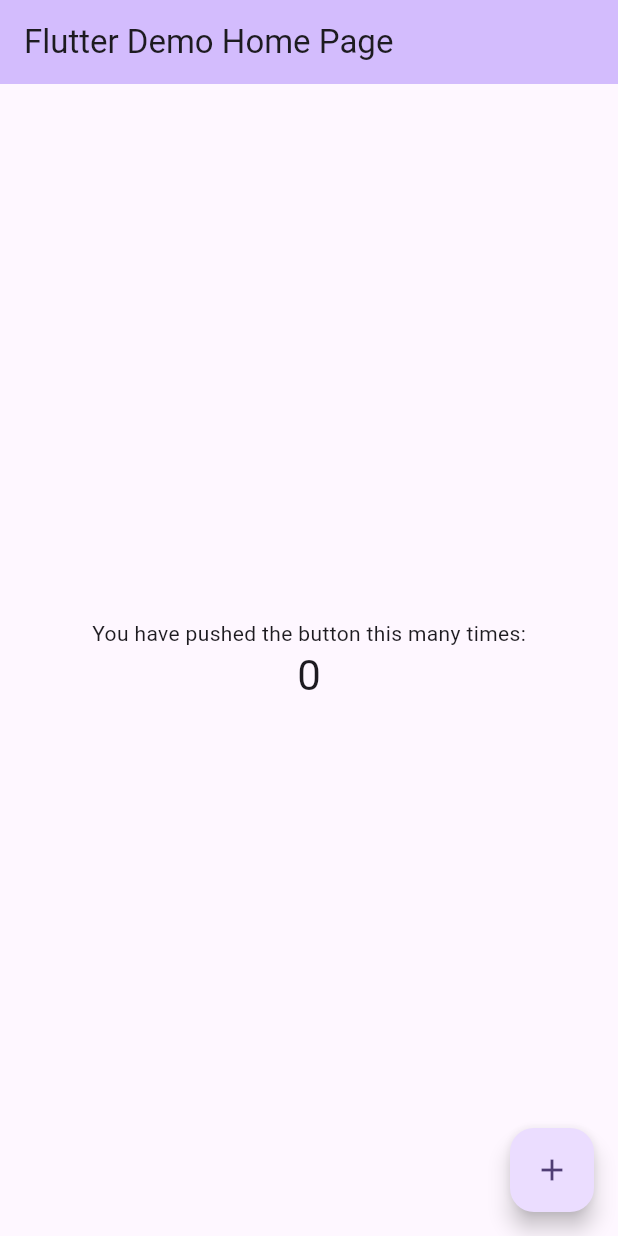
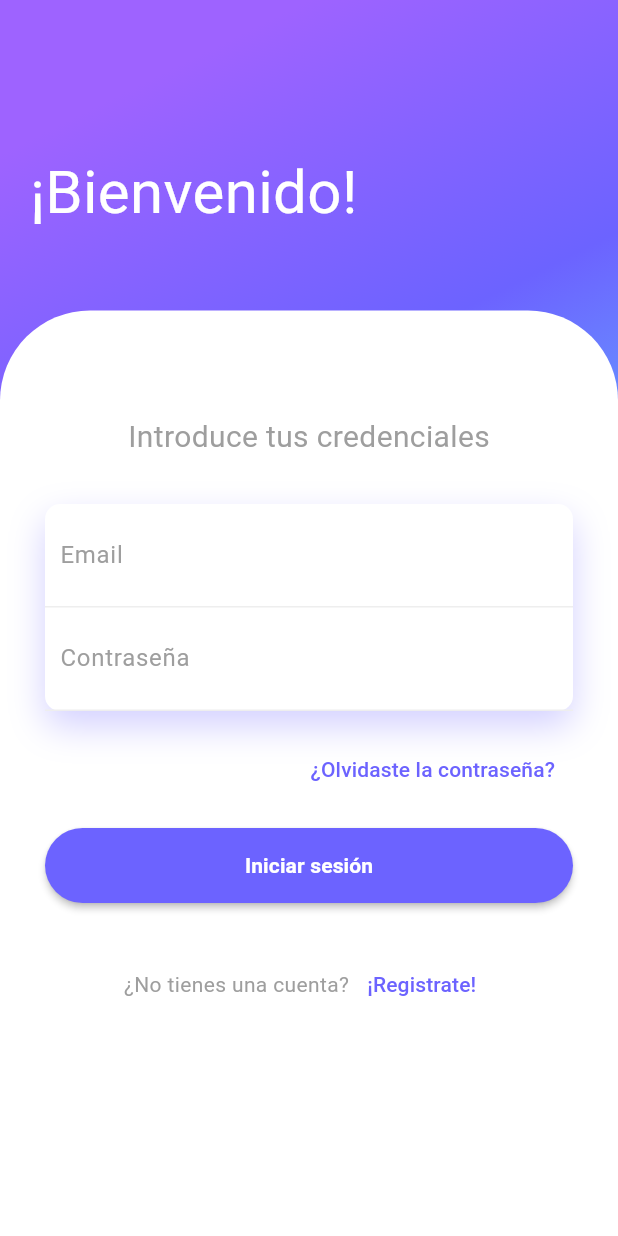
Before and after one commit to cxrlitxs/Examen_pmdm_psp_CarlosCastanedoPerea, a Flutter app: the screen it shows after launch, on a phone screen of 412 x 824 dp. Run offline on Flutter 3.47's test engine with Material 3 defaults, Android fonts, the phone set to English and light mode, and no system bars; our stand-ins replace animate_do, cloud_firestore, firebase_core; accounts and stored records are empty; generated files the repository leaves out were written again.

Commit message:
PMDM: P1) Creación del splash, login, registro, y recuperación de la contraseña con textfiels y botones personalizados.

```diff
--- /dev/null
+++ b/lib/CustomViews/Boton_Personalizado.dart
@@ -0,0 +1,31 @@
+import 'package:flutter/material.dart';
+
+class Boton_Personalizado extends StatelessWidget{
+
+  final Function()? onPressed;
+  final String hintText;
+  final bool colorPrimarios;
+
+  const Boton_Personalizado({super.key, required this.onPressed, required this.hintText, required this.colorPrimarios,});
+
+  @override
+  Widget build(BuildContext context) {
+    // TODO: implement build
+
+    return MaterialButton(
+      onPressed: onPressed,
+      height: 50,
+      color: colorPrimarios
+          ? Color.fromRGBO(108, 99, 255, 1)
+          : Colors.white,
+      shape: RoundedRectangleBorder(
+        borderRadius: BorderRadius.circular(50),
+      ),
+      child: Center(
+        child: colorPrimarios
+            ? Text(hintText, style: TextStyle(color: Colors.white, fontWeight: FontWeight.bold),)
+            : Text(hintText, style: TextStyle(color: Color.fromRGBO(108, 99, 255, 1), fontWeight: FontWeight.bold),),
+    ),
+    );
+  }
+}
--- /dev/null
+++ b/lib/CustomViews/TextFields_Personalizados.dart
@@ -0,0 +1,36 @@
+import 'package:flutter/material.dart';
+
+class TextFields_Personalizados extends StatelessWidget{
+
+  final controller;
+  final String hintText;
+  final bool obscuredText;
+
+  const TextFields_Personalizados ({
+    super.key,
+    required this.controller,
+    required this.hintText,
+    required this.obscuredText,
+  });
+
+  @override
+  Widget build(BuildContext context) {
+    // TODO: implement build
+
+    return Container(
+      padding: EdgeInsets.all(10),
+      decoration: BoxDecoration(
+          border: Border(bottom: BorderSide(color: Colors.grey.shade200))
+      ),
+      child: TextField(
+        controller: controller,
+        obscureText: obscuredText,
+        decoration: InputDecoration(
+            hintText: hintText,
+            hintStyle: TextStyle(color: Colors.grey),
+            border: InputBorder.none
+        ),
+      ),
+    );
+  }
+}
--- /dev/null
+++ b/lib/ExamenCarlos.dart
@@ -0,0 +1,23 @@
+import 'package:examen_pmdm_psp_carlos_castanedo_perea/OnBoarding/CambiarPasswordView.dart';
+import 'package:examen_pmdm_psp_carlos_castanedo_perea/OnBoarding/RegisterView.dart';
+import 'package:examen_pmdm_psp_carlos_castanedo_perea/OnBoarding/SplashView.dart';
+import 'package:flutter/material.dart';
+
+import 'OnBoarding/LoginView.dart';
+
+class ExamenCarlos extends StatelessWidget{
+  @override
+  Widget build(BuildContext context) {
+    // TODO: implement build
+    MaterialApp materialApp = MaterialApp(title: "ExamenCarlos",
+    routes: {
+      '/loginview': (context) => LoginView(),
+      '/registerview': (context) => RegisterView(),
+      '/cambiarpasswordview': (context) => CambiarPasswordView(),
+      '/splashview': (context) => SplashView(),
+    },
+        initialRoute: '/loginview',
+    );
+    return materialApp;
+  }
+}
--- /dev/null
+++ b/lib/OnBoarding/LoginView.dart
@@ -0,0 +1,135 @@
+import 'package:animate_do/animate_do.dart';
+import 'package:examen_pmdm_psp_carlos_castanedo_perea/CustomViews/Boton_Personalizado.dart';
+import 'package:flutter/material.dart';
+import 'package:cloud_firestore/cloud_firestore.dart';
+import '../CustomViews/TextFields_Personalizados.dart';
+
+class LoginView extends StatelessWidget{
+
+  //Constantes
+  FirebaseFirestore db = FirebaseFirestore.instance;
+  final correoController = TextEditingController();
+  final passwordController = TextEditingController();
+
+  @override
+  Widget build(BuildContext context) {
+
+    Container container = Container(
+      height: MediaQuery.of(context).size.height,
+      width: MediaQuery.of(context).size.width,
+      decoration: BoxDecoration(
+          gradient: LinearGradient(
+              begin: Alignment.topCenter,
+              colors: [
+                Color.fromRGBO(158, 99, 255, 1),
+                Color.fromRGBO(108, 99, 255, 1),
+                Color.fromRGBO(99, 190, 255, 1),
+              ]
+          )
+      ),
+      child: Column(
+        crossAxisAlignment: CrossAxisAlignment.start,
+        children: [
+          SizedBox(height: 80,),
+          Padding(
+            padding: EdgeInsets.all(20),
+            child: Column(
+              crossAxisAlignment: CrossAxisAlignment.start,
+              children: [
+                FadeInUp(duration: Duration(milliseconds: 1000), child: Text("¡Bienvenido!", style: TextStyle(color: Colors.white, fontSize: 40),)),
+                SizedBox(height: 10,),
+              ],
+            ),
+          ),
+          SizedBox(height: 20),
+          Expanded(
+            child: Container(
+              decoration: BoxDecoration(
+                  color: Colors.white,
+                  borderRadius: BorderRadius.only(topLeft: Radius.circular(60), topRight: Radius.circular(60),)
+              ),
+              child: Padding(
+                padding: EdgeInsets.all(30),
+                child: Column(
+                  children: [
+                    SizedBox(height: 40,),
+                    FadeInUp(duration: Duration(milliseconds: 1200), child: Text("Introduce tus credenciales", style: TextStyle(color: Colors.grey, fontSize: 20),)),
+                    SizedBox(height: 30,),
+                    FadeInUp(duration: Duration(milliseconds: 1400),
+                        child: Container(
+                        decoration: BoxDecoration(
+                          color: Colors.white,
+                          borderRadius: BorderRadius.circular(10),
+                          boxShadow: [BoxShadow(
+                              color: Color.fromRGBO(108, 99, 255, .3),
+                              blurRadius: 20,
+                              offset: Offset(0, 10)
+                            )
+                          ]
+                        ),
+                          child: Column(
+                            children: [
+                              TextFields_Personalizados(controller: correoController, hintText: "Email", obscuredText: false),
+                              TextFields_Personalizados(controller: passwordController, hintText: "Contraseña", obscuredText: true),
+                          ],
+                        ),
+                      )
+                    ),
+                    SizedBox(height: 15,),
+                    FadeInUp(duration: Duration(milliseconds: 1500),
+                        child: Container(
+                          child: Row(
+                            mainAxisAlignment: MainAxisAlignment.end,
+                            children: [
+                              TextButton(
+                                onPressed: (){
+                                  Navigator.of(context).pushNamed("/cambiarpasswordview");
+                                },
+                                child: Text("¿Olvidaste la contraseña?", style: TextStyle(color: Color.fromRGBO(108, 99, 255, 1)),),
+                              )
+                            ],
+                          ),
+                        )
+                    ),
+                    SizedBox(height: 15,),
+                    FadeInUp(duration: Duration(milliseconds: 1600),
+                        child: Boton_Personalizado(onPressed: (){}, hintText: "Iniciar sesión", colorPrimarios: true)
+                    ),
+                    SizedBox(height: 30,),
+                    FadeInUp(duration: Duration(milliseconds: 1500),
+                        child: Container(
+                          child: Row(
+                            mainAxisAlignment: MainAxisAlignment.center,
+                            children: [
+                              Text("¿No tienes una cuenta?", style: TextStyle(color: Colors.grey),),
+                              TextButton(
+                                onPressed: (){
+                                  Navigator.of(context).pushNamed("/registerview");
+                                },
+                                child: Text("¡Registrate!", style: TextStyle(color: Color.fromRGBO(108, 99, 255, 1)),),
+                              )
+                            ],
+                          ),
+                        )
+                    ),
+                  ],
+                ),
+              ),
+            ),
+          )
+        ],
+      ),
+    );
+
+
+    Scaffold scaffold = Scaffold(
+        body: SingleChildScrollView(
+              child: Center(
+                child: container,),
+            )
+    );
+
+    return scaffold;
+  }
+
+}
--- a/lib/main.dart
+++ b/lib/main.dart
@@ -1,125 +1,16 @@
+import 'package:firebase_core/firebase_core.dart';
 import 'package:flutter/material.dart';
+import 'ExamenCarlos.dart';
+import 'firebase_options.dart';
 
-void main() {
-  runApp(const MyApp());
+void main() async {
+  //Inicializar Firebase
+  WidgetsFlutterBinding.ensureInitialized();
+  await Firebase.initializeApp(
+    options: DefaultFirebaseOptions.currentPlatform,
+  );
+
+  //Arrancar la App
+  ExamenCarlos examenCarlos = ExamenCarlos();
+  runApp(examenCarlos);
 }
-
-class MyApp extends StatelessWidget {
-  const MyApp({super.key});
-
-  // This widget is the root of your application.
-  @override
-  Widget build(BuildContext context) {
-    return MaterialApp(
-      title: 'Flutter Demo',
-      theme: ThemeData(
-        // This is the theme of your application.
-        //
-        // TRY THIS: Try running your application with "flutter run". You'll see
-        // the application has a blue toolbar. Then, without quitting the app,
-        // try changing the seedColor in the colorScheme below to Colors.green
-        // and then invoke "hot reload" (save your changes or press the "hot
-        // reload" button in a Flutter-supported IDE, or press "r" if you used
-        // the command line to start the app).
-        //
-        // Notice that the counter didn't reset back to zero; the application
-        // state is not lost during the reload. To reset the state, use hot
-        // restart instead.
-        //
-        // This works for code too, not just values: Most code changes can be
-        // tested with just a hot reload.
-        colorScheme: ColorScheme.fromSeed(seedColor: Colors.deepPurple),
-        useMaterial3: true,
-      ),
-      home: const MyHomePage(title: 'Flutter Demo Home Page'),
-    );
-  }
-}
-
-class MyHomePage extends StatefulWidget {
-  const MyHomePage({super.key, required this.title});
-
-  // This widget is the home page of your application. It is stateful, meaning
-  // that it has a State object (defined below) that contains fields that affect
-  // how it looks.
-
-  // This class is the configuration for the state. It holds the values (in this
-  // case the title) provided by the parent (in this case the App widget) and
-  // used by the build method of the State. Fields in a Widget subclass are
-  // always marked "final".
-
-  final String title;
-
-  @override
-  State<MyHomePage> createState() => _MyHomePageState();
-}
-
-class _MyHomePageState extends State<MyHomePage> {
-  int _counter = 0;
-
-  void _incrementCounter() {
-    setState(() {
-      // This call to setState tells the Flutter framework that something has
-      // changed in this State, which causes it to rerun the build method below
-      // so that the display can reflect the updated values. If we changed
-      // _counter without calling setState(), then the build method would not be
-      // called again, and so nothing would appear to happen.
-      _counter++;
-    });
-  }
-
-  @override
-  Widget build(BuildContext context) {
-    // This method is rerun every time setState is called, for instance as done
-    // by the _incrementCounter method above.
-    //
-    // The Flutter framework has been optimized to make rerunning build methods
-    // fast, so that you can just rebuild anything that needs updating rather
-    // than having to individually change instances of widgets.
-    return Scaffold(
-      appBar: AppBar(
-        // TRY THIS: Try changing the color here to a specific color (to
-        // Colors.amber, perhaps?) and trigger a hot reload to see the AppBar
-        // change color while the other colors stay the same.
-        backgroundColor: Theme.of(context).colorScheme.inversePrimary,
-        // Here we take the value from the MyHomePage object that was created by
-        // the App.build method, and use it to set our appbar title.
-        title: Text(widget.title),
-      ),
-      body: Center(
-        // Center is a layout widget. It takes a single child and positions it
-        // in the middle of the parent.
-        child: Column(
-          // Column is also a layout widget. It takes a list of children and
-          // arranges them vertically. By default, it sizes itself to fit its
-          // children horizontally, and tries to be as tall as its parent.
-          //
-          // Column has various properties to control how it sizes itself and
-          // how it positions its children. Here we use mainAxisAlignment to
-          // center the children vertically; the main axis here is the vertical
-          // axis because Columns are vertical (the cross axis would be
-          // horizontal).
-          //
-          // TRY THIS: Invoke "debug painting" (choose the "Toggle Debug Paint"
-          // action in the IDE, or press "p" in the console), to see the
-          // wireframe for each widget.
-          mainAxisAlignment: MainAxisAlignment.center,
-          children: <Widget>[
-            const Text(
-              'You have pushed the button this many times:',
-            ),
-            Text(
-              '$_counter',
-              style: Theme.of(context).textTheme.headlineMedium,
-            ),
-          ],
-        ),
-      ),
-      floatingActionButton: FloatingActionButton(
-        onPressed: _incrementCounter,
-        tooltip: 'Increment',
-        child: const Icon(Icons.add),
-      ), // This trailing comma makes auto-formatting nicer for build methods.
-    );
-  }
-}
--- a/pubspec.yaml
+++ b/pubspec.yaml
@@ -38,6 +38,7 @@ dependencies:
   firebase_core: ^2.24.0
   firebase_auth: ^4.15.0
   cloud_firestore: ^4.13.3
+  animate_do: ^3.1.2
 
 dev_dependencies:
   flutter_test:
```
Also changed, not shown: lib/OnBoarding/CambiarPasswordView.dart (added, +119 -0 lines), lib/OnBoarding/RegisterView.dart (added, +127 -0 lines), lib/OnBoarding/SplashView.dart (added, +64 -0 lines), pubspec.lock, 2 other files.
